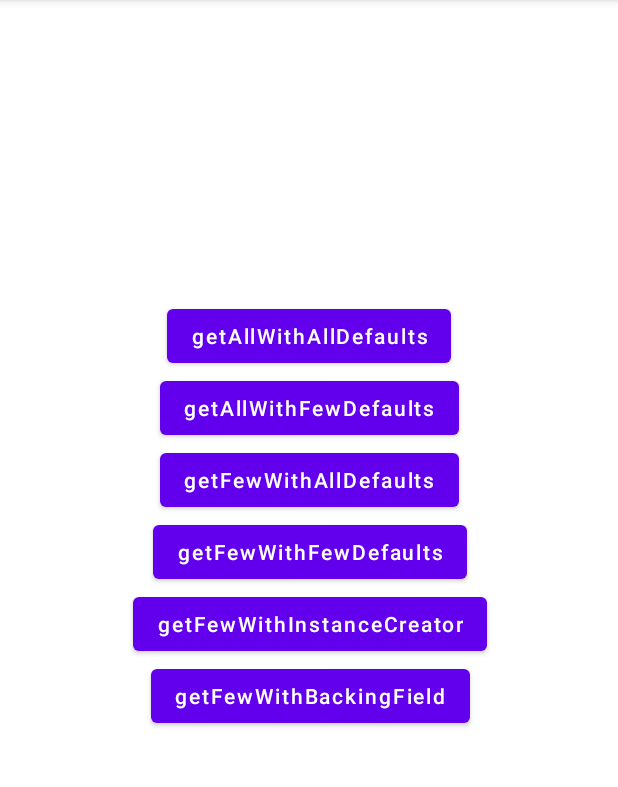
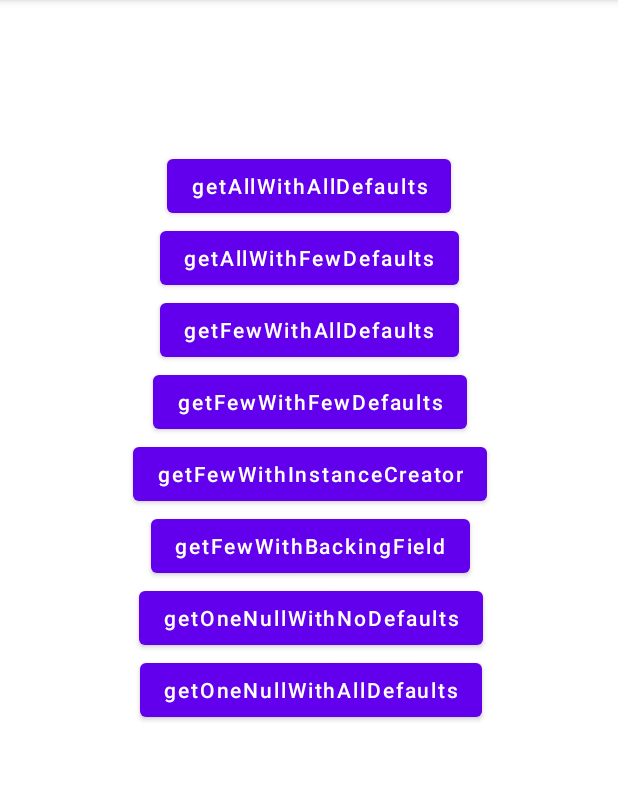
Before and after one commit to kshitijskumar/Gson-Stuff-Test-App, an Android app: the screen it shows after launch (MainActivity), after a tap on "getAllWithAllDefaults", on a phone screen of 412 x 824 dp, the part 84-871 px from its top. Run offline under Robolectric (Android 15) with nearby library versions, the phone set to English and light mode, and no system bars.

Commit message:
null cases also added

```diff
--- a/app/build.gradle
+++ b/app/build.gradle
@@ -43,4 +43,8 @@ dependencies {
 
     implementation "com.squareup.retrofit2:retrofit:2.9.0"
     implementation 'com.squareup.retrofit2:converter-gson:2.9.0'
+
+    implementation "org.jetbrains.kotlinx:kotlinx-coroutines-android:1.5.1"
+
+
 }
--- a/app/src/main/java/com/example/gsonstuffapp/ApiService.kt
+++ b/app/src/main/java/com/example/gsonstuffapp/ApiService.kt
@@ -2,6 +2,7 @@ package com.example.gsonstuffapp
 
 import com.google.gson.GsonBuilder
 import retrofit2.Call
+import retrofit2.Response
 import retrofit2.Retrofit
 import retrofit2.converter.gson.GsonConverterFactory
 import retrofit2.http.GET
@@ -15,9 +16,6 @@ interface ApiService {
     fun getAllWithFewDefaults() : Call<OnlyNumberDefaultResponse>
 
     @GET("getOnlyName")
-    fun getFewWithAllDefaults() : Call<AllDefaultsResponse>
-
-    @GET("getOnlyName")
     fun getFewWithFewDefaults() : Call<OnlyNumberDefaultResponse>
 
     @GET("getOnlyName")
@@ -26,6 +24,15 @@ interface ApiService {
     @GET("getOnlyName")
     fun getFewWithBackingFields() : Call<BackingFieldResponse>
 
+    @GET("getOnlyName")
+    fun getFewWithAllDefaults() : Call<AllDefaultsResponse>
+
+    @GET("oneNull")
+    fun getOneNullWithNoDefaults() : Call<OnlyNullResponse>
+
+    @GET("oneNull")
+    fun getOneNullWithAllDefaults() : Call<OnlyNullAllDefResponse>
+
     companion object {
         private val gson = GsonBuilder()
             .registerTypeAdapter(
@@ -33,7 +40,7 @@ interface ApiService {
                 InstanceCreatorResponseAdapter()
             ).create()
         private val retrofit = Retrofit.Builder()
-            .baseUrl("https://gson-stuff-api.herokuapp.com/")
+            .baseUrl("https://demo-spring-boot-dep.herokuapp.com/")
             .addConverterFactory(GsonConverterFactory.create(gson))
             .build()
 
--- a/app/src/main/java/com/example/gsonstuffapp/MainActivity.kt
+++ b/app/src/main/java/com/example/gsonstuffapp/MainActivity.kt
@@ -7,6 +7,7 @@ import android.widget.Button
 import retrofit2.Call
 import retrofit2.Callback
 import retrofit2.Response
+import java.lang.Exception
 
 class MainActivity : AppCompatActivity() {
 
@@ -22,6 +23,9 @@ class MainActivity : AppCompatActivity() {
         findViewById<Button>(R.id.btn4).setOnClickListener { getFewWithFewDefaults() }
         findViewById<Button>(R.id.btn5).setOnClickListener { getFewWithInstanceCreator() }
         findViewById<Button>(R.id.btn6).setOnClickListener { getFewWithBackingField() }
+        findViewById<Button>(R.id.btn7).setOnClickListener { getOneNullWithNoDefault() }
+        findViewById<Button>(R.id.btn8).setOnClickListener { getOneNullWithAllDefaults() }
+
 
     }
 
@@ -50,6 +54,14 @@ class MainActivity : AppCompatActivity() {
         retrofitHelper("getFewWithBackingField") { api.getFewWithBackingFields() }
     }
 
+    private fun getOneNullWithNoDefault() {
+        retrofitHelper("getOneNullWithNoDefaults") { api.getOneNullWithNoDefaults() }
+    }
+
+    private fun getOneNullWithAllDefaults() {
+        retrofitHelper("getOneNullWithAllDefaults") { api.getOneNullWithAllDefaults() }
+    }
+
     private fun <T> retrofitHelper(functionName: String, apiCall: () -> Call<T>) {
 
         apiCall.invoke().enqueue(object : Callback<T> {
@@ -59,12 +71,21 @@ class MainActivity : AppCompatActivity() {
                         Log.d("GsonStuffResponse", "$functionName: ${response.body()} with actual number: ${(response.body() as BackingFieldResponse).actualNumber}")
                     } else {
                         Log.d("GsonStuffResponse", "$functionName: ${response.body()}")
+                        if (response.body() is OnlyNullResponse) {
+                            try {
+                                Log.d("GsonStuffResponse", "name: ${(response.body() as OnlyNullResponse).name.length}")
+//                                val a = (response.body() as OnlyNullResponse).copy()
+                            } catch (e: Exception) {
+                                Log.d("GsonStuffResponse", "name error: $e")
+                            }
+                        }
                     }
                 }
             }
 
             override fun onFailure(call: Call<T>, t: Throwable) {
                 t.printStackTrace()
+                Log.d("GsonStuffResponse", "some error: $t")
             }
         })
     }
--- a/app/src/main/res/layout/activity_main.xml
+++ b/app/src/main/res/layout/activity_main.xml
@@ -15,7 +15,7 @@
         app:layout_constraintEnd_toEndOf="parent"
         app:layout_constraintStart_toStartOf="parent"
         app:layout_constraintTop_toTopOf="parent"
-        android:layout_marginTop="200dp"
+        android:layout_marginTop="100dp"
         android:textAllCaps="false"/>
 
     <Button
@@ -68,5 +68,24 @@
         app:layout_constraintTop_toBottomOf="@id/btn5"
         android:textAllCaps="false"/>
 
+    <Button
+        android:id="@+id/btn7"
+        android:layout_width="wrap_content"
+        android:layout_height="wrap_content"
+        android:text="getOneNullWithNoDefaults"
+        app:layout_constraintEnd_toEndOf="@id/btn6"
+        app:layout_constraintStart_toStartOf="@id/btn6"
+        app:layout_constraintTop_toBottomOf="@id/btn6"
+        android:textAllCaps="false"/>
+
+    <Button
+        android:id="@+id/btn8"
+        android:layout_width="wrap_content"
+        android:layout_height="wrap_content"
+        android:text="getOneNullWithAllDefaults"
+        app:layout_constraintEnd_toEndOf="@id/btn7"
+        app:layout_constraintStart_toStartOf="@id/btn7"
+        app:layout_constraintTop_toBottomOf="@id/btn7"
+        android:textAllCaps="false"/>
 
 </androidx.constraintlayout.widget.ConstraintLayout>
```
Also changed, not shown: app/src/main/java/com/example/gsonstuffapp/Models.kt (+12 -2 lines).
